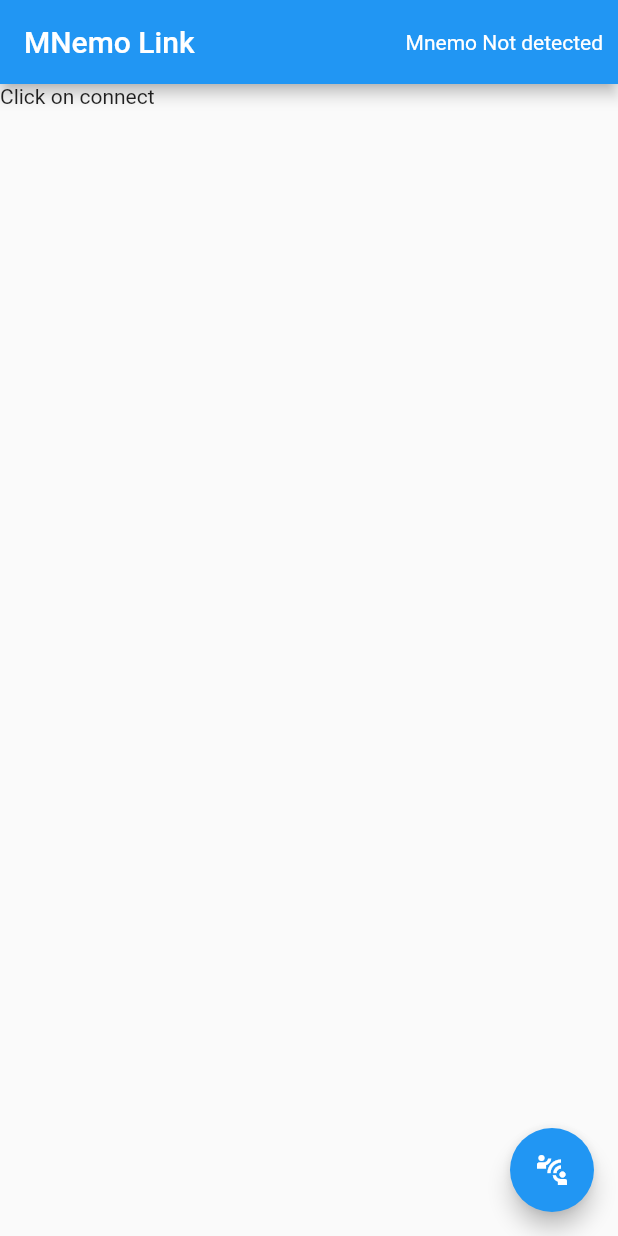
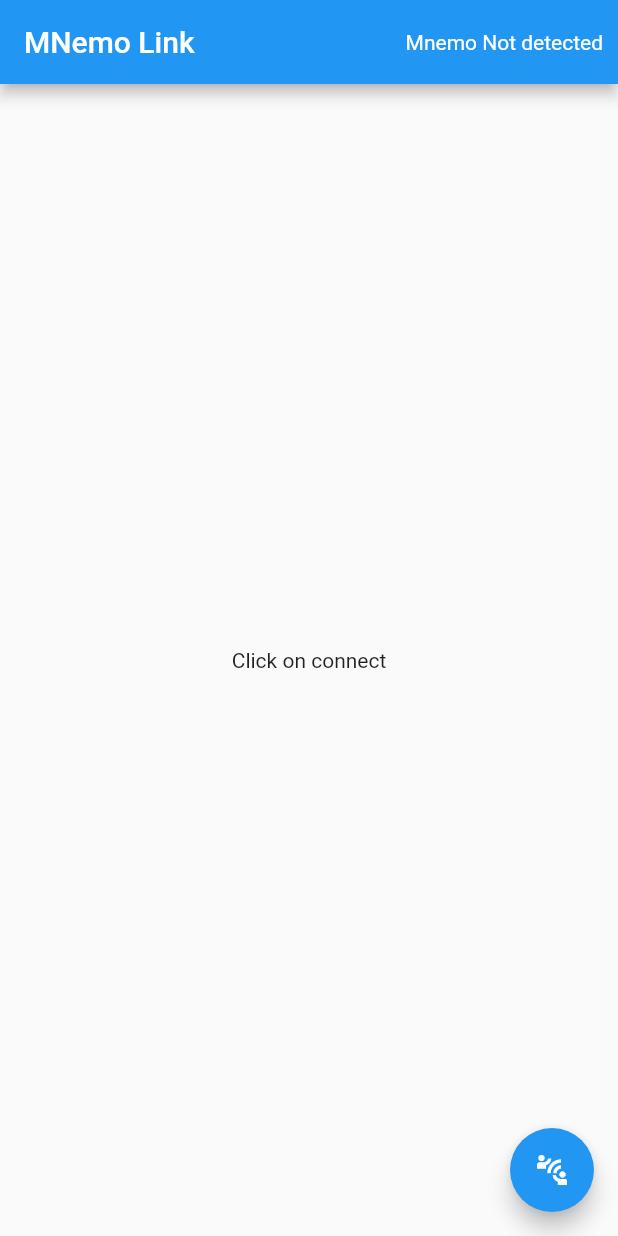
Before and after one commit to SebKister/MNemoLink, a Flutter app: the screen it shows after launch, on a phone screen of 412 x 824 dp. Run offline on Flutter 3.47's test engine with Material 2 defaults, Android fonts, the phone set to English and light mode, and no system bars; our stand-ins replace file_picker; missing offline and left inert: dart:ffi, excel, flutter_libserialport.

Commit message:
WIP Settings

```diff
--- a/lib/main.dart
+++ b/lib/main.dart
@@ -7,6 +7,7 @@ import 'package:intl/intl.dart';
 import 'package:flutter/material.dart';
 import 'package:flutter_libserialport/flutter_libserialport.dart';
 import 'package:mnemolink/excelexport.dart';
+import 'package:mnemolink/settingcard.dart';
 import 'dart:convert' show utf8;
 import './section.dart';
 import './shot.dart';
@@ -242,9 +243,14 @@ class _MyHomePageState extends State<MyHomePage> {
         ],
       ),
       body: Column(
-        mainAxisAlignment: MainAxisAlignment.start,
+        mainAxisAlignment:
+            (!connected) ? MainAxisAlignment.center : MainAxisAlignment.start,
         children: (!connected)
-            ? <Widget>[const Text("Click on connect")]
+            ? <Widget>[
+                const Center(
+                  child: Text("Click on connect"),
+                ),
+              ]
             : <Widget>[
                 // Generated code for this TabBar Widget...
                 Expanded(
@@ -318,8 +324,27 @@ class _MyHomePageState extends State<MyHomePage> {
                                   ),
                                 ),
                               ]),
-                              const Text(
-                                'Tab View 2',
+                              Column(
+                                children: [
+                                  SettingCard(
+                                    name: "Date & Time",
+                                    subtitle:
+                                        "Synchronize date and time with the computer",
+                                    icon: Icons.timer,
+                                    actionWidget: SettingActionButton(
+                                        "SYNC NOW",
+                                        () => executeCLI("syncdatetime")),
+                                  ),
+                                  SettingCard(
+                                    name: "Stabilization",
+                                    subtitle:
+                                    "How much stability is required to get a compass reading",
+                                    icon: Icons.timer,
+                                    actionWidget: SettingActionRadioList(
+                                        "SYNC NOW",{"LOW" : 50,"MID" : 100,"HIGH" :220},
+                                            (e) => executeCLI("setstabilizationfactor $e")),
+                                  )
+                                ],
                               ),
                               SizedBox(
                                 width: 100,
@@ -562,7 +587,13 @@ class _MyHomePageState extends State<MyHomePage> {
       exportAsExcel(sections, file, unitType);
     }
   }
+
+  void onSyncDateTime() {
+    executeCLI("syncdatetime");
+  }
 }
+
+
 
 extension IntToString on int {
   String toHex() => '0x${toRadixString(16)}';
```
Also changed, not shown: lib/settingcard.dart (added, +71 -0 lines).
